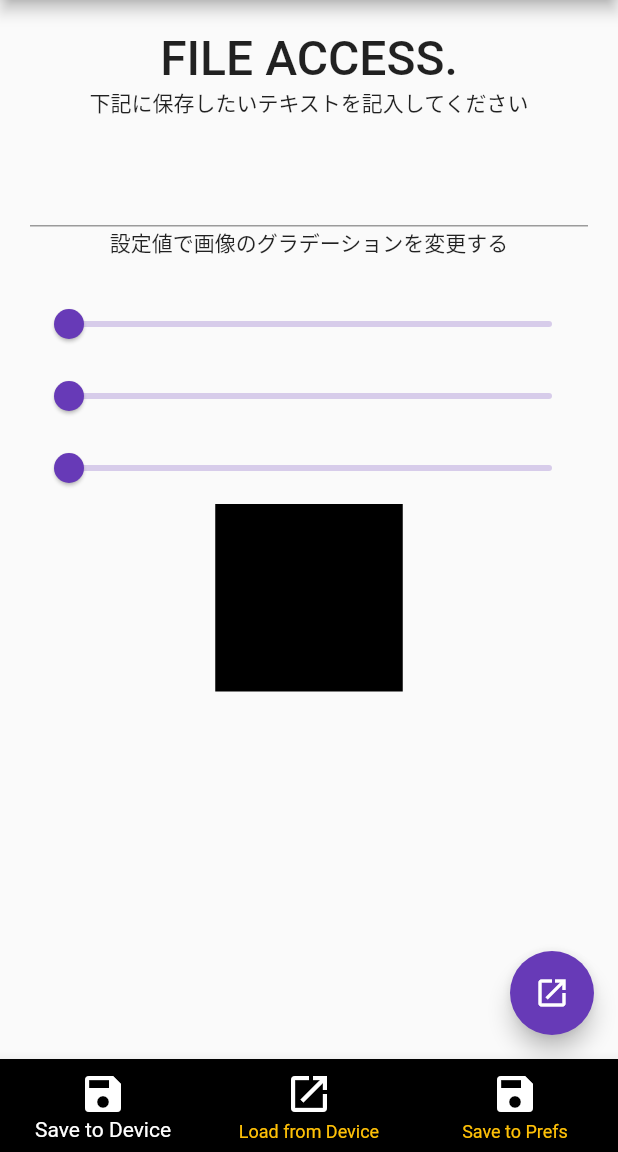
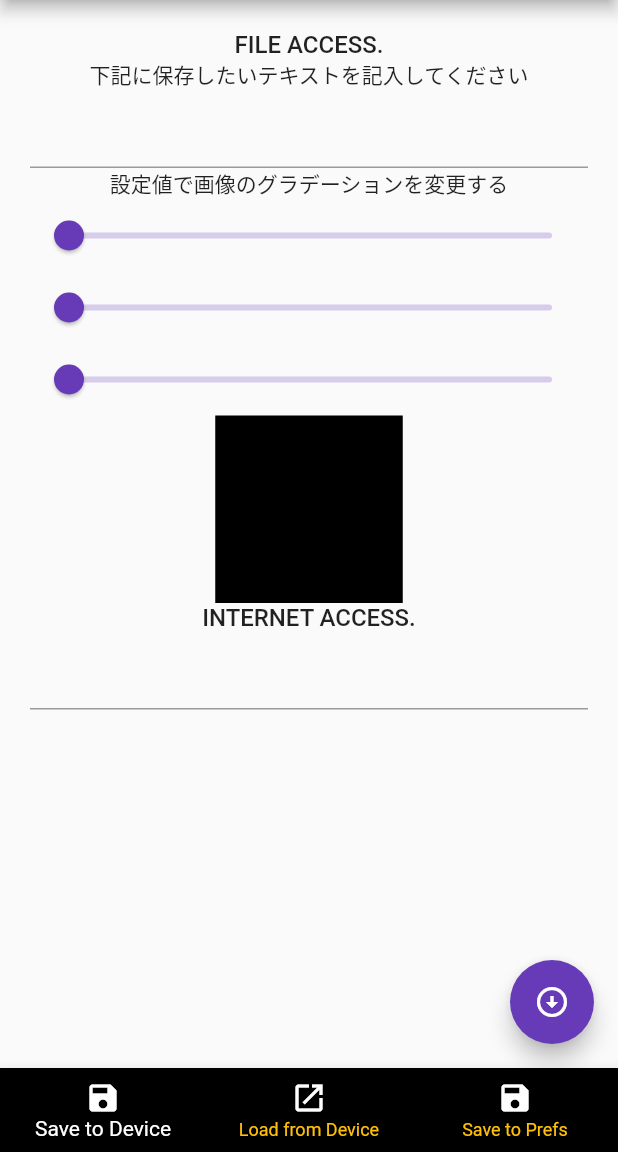
Before and after one commit to inoueshinichi/Learn_Flutter, a Flutter app: the screen it shows after launch, on a phone screen of 412 x 824 dp, the part 84-1236 px from its top. Run offline on Flutter 3.47's test engine with Material 2 defaults, Android fonts, the phone set to English and light mode, and no system bars; our stand-ins replace shared_preferences.

```diff
--- a/handle_data/lib/main.dart
+++ b/handle_data/lib/main.dart
@@ -2,6 +2,7 @@ import 'package:flutter/material.dart';
 import 'package:flutter/services.dart';
 import 'dart:ui' as ui;
 import 'dart:io';
+import 'dart:convert'; // utf8.decoder, utf8.encoder
 
 // ライブラリ(pub spec)
 import 'package:path_provider/path_provider.dart';
@@ -43,6 +44,16 @@ class _HandleDataPageState extends State<HandleDataPage> {
   final _filename = 'flutter_sample_data.txt';
   final _resource_filename = 'assets/documents/test_resource_data.txt';
 
+  // Web Api for GET
+  final _ctrlWebApi = TextEditingController();
+  static const host = 'baconipsum.com';
+  static const path = '/api/?type=meat-and-filter&paras=1&format=text';
+  final port = 80; // 80番ポート (http)
+
+  // Web Api for POST
+  static const postPath = 'https://jsonplaceholder.typicode.com/posts';
+  final portPost = 443; // 443番ポート (https)
+
   // 設定情報からの値を一時保存
   double _r = 0.0;
   double _g = 0.0;
@@ -66,19 +77,18 @@ class _HandleDataPageState extends State<HandleDataPage> {
           children: <Widget>[
             Text(
               'FILE ACCESS.',
-              style: TextStyle(fontSize: 32, fontWeight: ui.FontWeight.w500),
+              style: TextStyle(fontSize: 16, fontWeight: ui.FontWeight.w500),
             ),
             Text(
               "下記に保存したいテキストを記入してください",
             ),
-            Padding(padding: EdgeInsets.all(10.0)),
             TextField(
-                controller: _controller,
-                style: TextStyle(fontSize: 24),
-                minLines: 1,
-                maxLines: 5),
+              controller: _controller,
+              style: TextStyle(fontSize: 24),
+              minLines: 1,
+              maxLines: 5,
+            ),
             Text('設定値で画像のグラデーションを変更する'),
-            Padding(padding: EdgeInsets.all(10.0)),
             Slider(
               min: 0.0,
               max: 255.0,
@@ -118,6 +128,19 @@ class _HandleDataPageState extends State<HandleDataPage> {
               height: 125,
               color: Color.fromARGB(255, _r.toInt(), _g.toInt(), _b.toInt()),
             ),
+            // Web Api
+            Text(
+              'INTERNET ACCESS.',
+              style: TextStyle(fontSize: 16, fontWeight: ui.FontWeight.w500),
+            ),
+            TextField(
+              controller: _ctrlWebApi,
+              style: TextStyle(
+                fontSize: 24,
+              ),
+              minLines: 1,
+              maxLines: 5,
+            ),
           ],
         ),
       ),
@@ -129,15 +152,15 @@ class _HandleDataPageState extends State<HandleDataPage> {
         items: <BottomNavigationBarItem>[
           BottomNavigationBarItem(
             label: 'Save to Device',
-            icon: Icon(Icons.save, color: Colors.white, size: 32),
+            icon: Icon(Icons.save, color: Colors.white, size: 24),
           ),
           BottomNavigationBarItem(
             label: 'Load from Device',
-            icon: Icon(Icons.open_in_new, color: Colors.white, size: 32),
+            icon: Icon(Icons.open_in_new, color: Colors.white, size: 24),
           ),
           BottomNavigationBarItem(
             label: 'Save to Prefs',
-            icon: Icon(Icons.save, color: Colors.white, size: 32),
+            icon: Icon(Icons.save, color: Colors.white, size: 24),
           ),
         ],
         onTap: (int value) async {
@@ -186,17 +209,52 @@ class _HandleDataPageState extends State<HandleDataPage> {
           }
         },
       ),
+      // アセットからデータを読み込む
+      // floatingActionButton: FloatingActionButton(
+      //     child: Icon(Icons.open_in_new),
+      //     onPressed: () async {
+      //       String text;
+      //       try {
+      //         text = await getDataOfAssetsFromResource(_resource_filename);
+      //       } catch (e) {
+      //         text = "*** no data in assets ***";
+      //       }
+      //       setState(() {
+      //         _controller.text = text;
+      //       }
+      //     );
+      //   }
+      // ),
+      // WebApiからデータを取得する(GET)
+      // floatingActionButton: FloatingActionButton(
+      //     child: Icon(Icons.arrow_circle_down),
+      //     onPressed: () async {
+      //       String text;
+      //       try {
+      //         // Download text throgh Web Api
+      //         text = await getWebApiData();
+      //       } catch (e) {
+      //         text = "*** no data in web api ***";
+      //       }
+      //       setState(() {
+      //         _ctrlWebApi.text = text;
+      //       });
+      //     }
+      // ),
+      // WebApiからデータを取得する(POST)
       floatingActionButton: FloatingActionButton(
-          child: Icon(Icons.open_in_new),
+          child: Icon(Icons.arrow_circle_down),
           onPressed: () async {
             String text;
             try {
-              text = await getDataOfAssetsFromResource(_resource_filename);
+              // Download text throgh Web Api
+              ResWebApiJson model = await getWebApiPost();
+              text = model.getJsonStr();
             } catch (e) {
-              text = "*** no data in assets ***";
+              text = "*** no data in web api ***";
             }
             setState(() {
-              _controller.text = text;
+              _ctrlWebApi.text = text;
             });
           }),
     );
@@ -257,4 +315,71 @@ class _HandleDataPageState extends State<HandleDataPage> {
       _b = (prefs.getDouble('b') ?? 0.0);
     });
   }
+
+  /* WebApiからデータを読み込む */
+  Future<String> getWebApiData() async {
+    var http = await HttpClient();
+    HttpClientRequest request = await http.get(host, port, path);
+    HttpClientResponse response = await request.close();
+    final value =
+        await response.transform(utf8.decoder).join(); // utf-8 -> utf-16
+    return value;
+  }
+
+  /* Web Api サーバーにPOSTして結果を受け取る */
+  Future<ResWebApiJson> getWebApiPost() async {
+    Map<String, dynamic> reqJson = {
+      'title': 'Flutter',
+      'author': 'inoue shinichi',
+      'content': 'Article of Web Api Access'
+    };
+
+    final jsonData = json.encode(reqJson);
+    var http = await HttpClient();
+    // HttpClientRequest request = await http.post(Uri.https(/*host*/, /*path*/, /*query(Map)*/));
+    HttpClientRequest request = await http.postUrl(Uri.parse(postPath));
+    request.headers
+        .set(HttpHeaders.contentTypeHeader, "application/json; charset=UTF-8");
+    request.write(jsonData); // bodyにjson形式の文字列を格納
+    HttpClientResponse response = await request.close(); // POST
+
+    final String jsonStr = await response.transform(utf8.decoder).join();
+    final jsonMap =
+        json.decode(jsonStr) as Map<String, dynamic>; // Json文字列からMapに変換
+    // final String jsonStr = json.encode(jsonMap); // MapからJson文字列に変換
+    return ResWebApiJson.fromJson(jsonMap);
+  }
 }
+
+// サーバーから受信用のJsonModel
+class ResWebApiJson {
+  final int id;
+  final String title;
+  final String author;
+  final String content;
+
+  // コンストラクタ
+  ResWebApiJson(this.id, this.title, this.author, this.content);
+
+  // ファクトリコンストラクタ
+  factory ResWebApiJson.fromJson(Map<String, dynamic> json) {
+    return ResWebApiJson(
+      /* id */ json['id'] as int,
+      /* title */ json['title'] as String,
+      /* author */ json['author'] as String,
+      /* content */ json['content'] as String,
+    );
+  }
+
+  // Json文字列を取得
+  String getJsonStr() {
+    Map<String, dynamic> jsonMap = {
+      "id": id,
+      "title": title,
+      "author": author,
+      "content": content,
+    };
+
+    return json.encode(jsonMap);
+  }
+}
```
Also changed, not shown: 1 other file.
